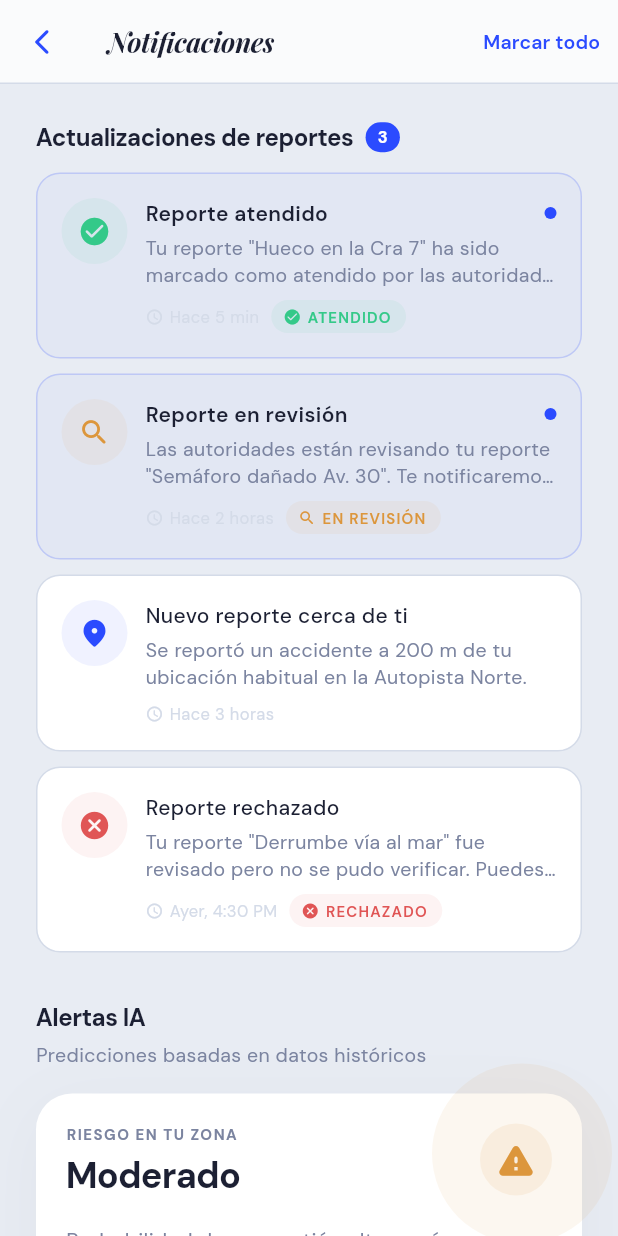
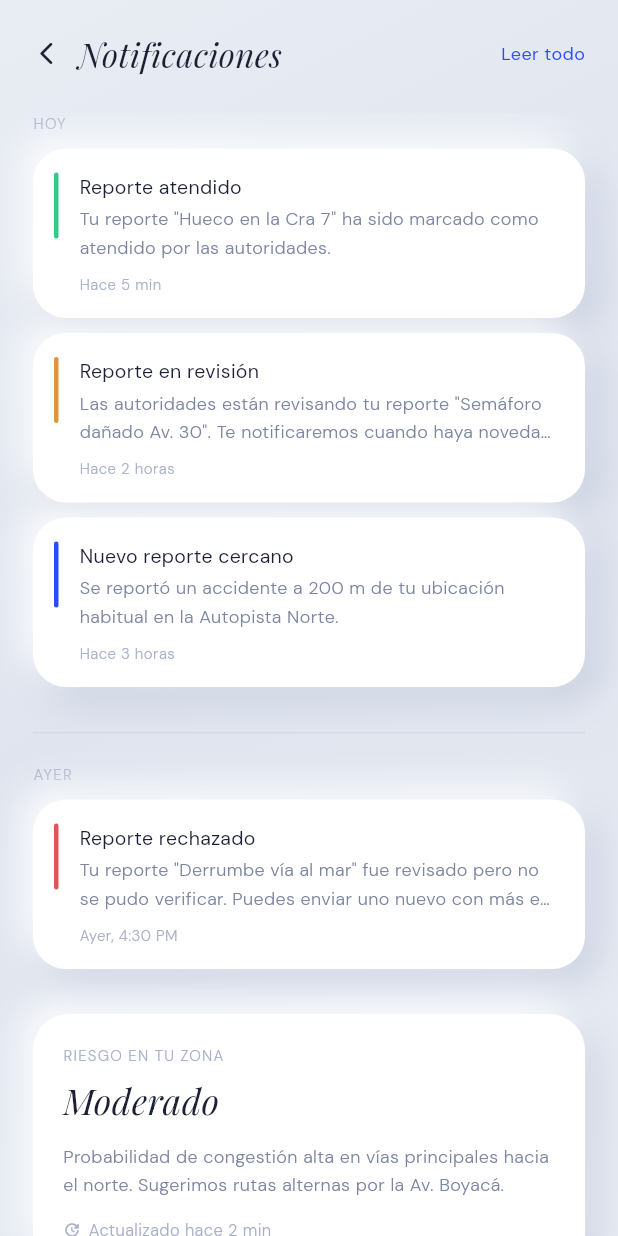
Before and after one commit to Diego2004-max/reportes_ai, a Flutter app: the NotificationsScreen screen opened directly, on a phone screen of 412 x 824 dp. Run offline on Flutter 3.47's test engine with Material 3 defaults, Android fonts, the phone set to English and light mode, and no system bars; our stand-ins replace cross_file, flutter_riverpod, geocoding, geolocator, go_router, google_fonts and 6 more; missing offline and left inert: record; accounts and stored records are empty; statements that could not run were skipped.

Commit message:
feat: redesign notifications — colored left-line NotifTile, grouped by date, remove emojis

```diff
--- a/lib/features/notifications/presentation/screens/notifications_screen.dart
+++ b/lib/features/notifications/presentation/screens/notifications_screen.dart
@@ -1,8 +1,9 @@
 import 'package:flutter/material.dart';
 import 'package:flutter_riverpod/flutter_riverpod.dart';
+import 'package:google_fonts/google_fonts.dart';
+
 import 'package:reportes_ai/app/theme/app_colors.dart';
-import 'package:reportes_ai/shared/widgets/notif_tile.dart';
-import 'package:reportes_ai/shared/widgets/vial_card.dart';
+import 'package:reportes_ai/shared/widgets/shared_widgets.dart';
 
 class NotificationsScreen extends ConsumerWidget {
   const NotificationsScreen({super.key});
@@ -10,196 +11,147 @@ class NotificationsScreen extends ConsumerWidget {
   @override
   Widget build(BuildContext context, WidgetRef ref) {
     return Scaffold(
-      backgroundColor: AppColors.background,
-      appBar: AppBar(
-        backgroundColor: Colors.transparent,
-        elevation: 0,
-        surfaceTintColor: Colors.transparent,
-        flexibleSpace: Container(
-          decoration: BoxDecoration(
-            color: AppColors.surfaceContainerLowest.withAlpha(200),
-            border: Border(
-              bottom: BorderSide(color: AppColors.surfaceContainerHighest),
+      backgroundColor: AppColors.bg,
+      body: AppBackground(
+        child: SafeArea(
+          child: Column(
+            crossAxisAlignment: CrossAxisAlignment.start,
+            children: [
+              Padding(
+                padding: const EdgeInsets.fromLTRB(22, 20, 22, 0),
+                child: Row(
+                  children: [
+                    GestureDetector(
+                      onTap: () => Navigator.of(context).maybePop(),
+                      child: const Icon(Icons.arrow_back_ios_new_rounded,
+                          size: 18, color: AppColors.text),
+                    ),
+                    const SizedBox(width: 12),
+                    Expanded(
+                      child: Text(
+                        'Notificaciones',
+                        style: GoogleFonts.playfairDisplay(
+                          fontSize: 22,
+                          fontWeight: FontWeight.w400,
+                          fontStyle: FontStyle.italic,
+                          color: AppColors.text,
                         ),
                       ),
                     ),
-        leading: IconButton(
-          icon: const Icon(Icons.arrow_back_ios_new_rounded,
-              color: AppColors.primary, size: 20),
-          onPressed: () => Navigator.of(context).maybePop(),
-        ),
-        title: const Text(
-          'Notificaciones',
-          style: TextStyle(
-            color: AppColors.textPrimary,
-            fontSize: 18,
-            fontWeight: FontWeight.w700,
-            letterSpacing: -0.3,
-          ),
-        ),
-        actions: [
-          TextButton(
-            onPressed: () {},
-            child: const Text(
-              'Marcar todo',
-              style: TextStyle(
-                fontSize: 13,
-                color: AppColors.primary,
-                fontWeight: FontWeight.w600,
+                    GestureDetector(
+                      onTap: () {},
+                      child: Text(
+                        'Leer todo',
+                        style: GoogleFonts.dmSans(
+                          fontSize: 12,
+                          fontWeight: FontWeight.w400,
+                          color: AppColors.accent,
                         ),
                       ),
                     ),
                   ],
                 ),
-      body: SafeArea(
-        child: SingleChildScrollView(
-          padding: const EdgeInsets.all(24),
-          child: Column(
-            crossAxisAlignment: CrossAxisAlignment.stretch,
+              ),
+              const SizedBox(height: 24),
+              Expanded(
+                child: ListView(
+                  padding: const EdgeInsets.symmetric(horizontal: 22),
                   children: [
-              // ── Section: Status updates ──────────────────────────────────
-              _SectionHeader(
-                title: 'Actualizaciones de reportes',
-                badge: '3',
+                    Text(
+                      'HOY',
+                      style: GoogleFonts.dmSans(
+                        fontSize: 10,
+                        fontWeight: FontWeight.w300,
+                        color: AppColors.faint,
+                        letterSpacing: 0.8,
                       ),
-              const SizedBox(height: 12),
-              NotifTile(
-                title: 'Reporte atendido',
-                message:
-                    'Tu reporte "Hueco en la Cra 7" ha sido marcado como atendido por las autoridades.',
-                date: 'Hace 5 min',
-                status: 'Atendido',
-                icon: Icons.check_circle_rounded,
-                iconColor: AppColors.success,
                     ),
                     const SizedBox(height: 10),
-              NotifTile(
+                    const NotifTile(
+                      title: 'Reporte atendido',
+                      message: 'Tu reporte "Hueco en la Cra 7" ha sido marcado como atendido por las autoridades.',
+                      date: 'Hace 5 min',
+                      status: ReportStatus.atendido,
+                    ),
+                    const NotifTile(
                       title: 'Reporte en revisión',
-                message:
-                    'Las autoridades están revisando tu reporte "Semáforo dañado Av. 30". Te notificaremos cuando haya novedades.',
+                      message: 'Las autoridades están revisando tu reporte "Semáforo dañado Av. 30". Te notificaremos cuando haya novedades.',
                       date: 'Hace 2 horas',
-                status: 'En revisión',
-                icon: Icons.search_rounded,
-                iconColor: AppColors.warning,
+                      status: ReportStatus.enRevision,
+                    ),
+                    const NotifTile(
+                      title: 'Nuevo reporte cercano',
+                      message: 'Se reportó un accidente a 200 m de tu ubicación habitual en la Autopista Norte.',
+                      date: 'Hace 3 horas',
+                      lineColor: AppColors.accent,
+                    ),
+                    const SizedBox(height: 20),
+                    const Divider(color: AppColors.border, height: 1),
+                    const SizedBox(height: 20),
+                    Text(
+                      'AYER',
+                      style: GoogleFonts.dmSans(
+                        fontSize: 10,
+                        fontWeight: FontWeight.w300,
+                        color: AppColors.faint,
+                        letterSpacing: 0.8,
+                      ),
                     ),
                     const SizedBox(height: 10),
-              NotifTile(
-                title: 'Nuevo reporte cerca de ti',
-                message:
-                    'Se reportó un accidente a 200 m de tu ubicación habitual en la Autopista Norte.',
-                date: 'Hace 3 horas',
-                icon: Icons.location_on_rounded,
-                iconColor: AppColors.info,
-                isRead: true,
+                    const NotifTile(
+                      title: 'Reporte rechazado',
+                      message: 'Tu reporte "Derrumbe vía al mar" fue revisado pero no se pudo verificar. Puedes enviar uno nuevo con más evidencia.',
+                      date: 'Ayer, 4:30 PM',
+                      status: ReportStatus.rechazado,
                     ),
-              const SizedBox(height: 10),
-              NotifTile(
-                title: 'Reporte rechazado',
-                message:
-                    'Tu reporte "Derrumbe vía al mar" fue revisado pero no se pudo verificar. Puedes enviar uno nuevo con más evidencia.',
-                date: 'Ayer, 4:30 PM',
-                status: 'Rechazado',
-                icon: Icons.cancel_rounded,
-                iconColor: AppColors.error,
-                isRead: true,
-              ),
-
-              const SizedBox(height: 32),
-
-              // ── Section: AI Alerts ───────────────────────────────────────
-              const _SectionHeader(title: 'Alertas IA'),
-              const SizedBox(height: 4),
-              const Text(
-                'Predicciones basadas en datos históricos',
-                style: TextStyle(fontSize: 13, color: AppColors.textSecondary),
-              ),
-              const SizedBox(height: 16),
-
-              // Risk Summary Card
-              VialCard(
+                    const SizedBox(height: 20),
+                    AppCard(
+                      radius: 24,
                       padding: const EdgeInsets.all(20),
-                child: Stack(
-                  clipBehavior: Clip.none,
-                  children: [
-                    Positioned(
-                      top: -40,
-                      right: -40,
-                      child: Container(
-                        width: 120,
-                        height: 120,
-                        decoration: BoxDecoration(
-                          color: AppColors.warning.withAlpha(20),
-                          shape: BoxShape.circle,
-                        ),
-                      ),
-                    ),
-                    Column(
-                      crossAxisAlignment: CrossAxisAlignment.start,
-                      children: [
-                        Row(
-                          mainAxisAlignment: MainAxisAlignment.spaceBetween,
-                          crossAxisAlignment: CrossAxisAlignment.start,
-                          children: [
-                            const Column(
+                      child: Column(
                         crossAxisAlignment: CrossAxisAlignment.start,
                         children: [
                           Text(
                             'RIESGO EN TU ZONA',
-                                  style: TextStyle(
+                            style: GoogleFonts.dmSans(
                               fontSize: 10,
-                                    fontWeight: FontWeight.bold,
-                                    color: AppColors.textSecondary,
-                                    letterSpacing: 1.0,
+                              fontWeight: FontWeight.w300,
+                              color: AppColors.faint,
+                              letterSpacing: 0.8,
                             ),
                           ),
-                                SizedBox(height: 4),
+                          const SizedBox(height: 6),
                           Text(
                             'Moderado',
-                                  style: TextStyle(
+                            style: GoogleFonts.playfairDisplay(
                               fontSize: 24,
-                                    fontWeight: FontWeight.bold,
-                                    color: AppColors.textPrimary,
-                                    letterSpacing: -0.5,
+                              fontWeight: FontWeight.w400,
+                              fontStyle: FontStyle.italic,
+                              color: AppColors.text,
                             ),
                           ),
-                              ],
-                            ),
-                            Container(
-                              width: 48,
-                              height: 48,
-                              decoration: BoxDecoration(
-                                color: AppColors.warning.withAlpha(25),
-                                shape: BoxShape.circle,
-                              ),
-                              child: const Icon(
-                                Icons.warning_rounded,
-                                color: AppColors.warning,
-                                size: 28,
-                              ),
-                            ),
-                          ],
-                        ),
-                        const SizedBox(height: 16),
-                        const Text(
+                          const SizedBox(height: 12),
+                          Text(
                             'Probabilidad de congestión alta en vías principales hacia el norte. Sugerimos rutas alternas por la Av. Boyacá.',
-                          style: TextStyle(
-                            fontSize: 14,
-                            color: AppColors.textSecondary,
-                            height: 1.5,
+                            style: GoogleFonts.dmSans(
+                              fontSize: 12,
+                              fontWeight: FontWeight.w300,
+                              color: AppColors.muted,
+                              height: 1.55,
                             ),
                           ),
                           const SizedBox(height: 12),
                           Row(
-                          children: const [
-                            Icon(Icons.update_rounded,
-                                size: 14, color: AppColors.textSecondary),
-                            SizedBox(width: 6),
+                            children: [
+                              const Icon(Icons.update_rounded, size: 12, color: AppColors.faint),
+                              const SizedBox(width: 5),
                               Text(
                                 'Actualizado hace 2 min',
-                              style: TextStyle(
-                                  fontSize: 12, color: AppColors.textSecondary),
+                                style: GoogleFonts.dmSans(
+                                  fontSize: 11,
+                                  fontWeight: FontWeight.w300,
+                                  color: AppColors.faint,
                                 ),
-                          ],
                               ),
                             ],
                           ),
@@ -207,236 +159,47 @@ class NotificationsScreen extends ConsumerWidget {
                       ),
                     ),
                     const SizedBox(height: 20),
-
-              const Text(
-                'Próximas horas',
-                style: TextStyle(
-                  fontSize: 16,
-                  fontWeight: FontWeight.w700,
-                  color: AppColors.textPrimary,
-                  letterSpacing: -0.3,
-                ),
-              ),
-              const SizedBox(height: 12),
-
-              _PredictionCard(
+                    _PredictionTile(
                       title: 'Autopista Norte',
-                riskLevel: 'Riesgo Alto',
-                riskColor: AppColors.error,
-                icon: Icons.car_crash_rounded,
+                      level: 'Riesgo alto',
+                      levelColor: AppColors.error,
                       schedule: 'Hoy 5PM – 8PM',
                       certainty: '94% certeza',
                     ),
-              const SizedBox(height: 12),
-              _PredictionCard(
+                    const SizedBox(height: 10),
+                    _PredictionTile(
                       title: 'Av. El Dorado',
-                riskLevel: 'Tráfico Lento',
-                riskColor: AppColors.warning,
-                icon: Icons.traffic_rounded,
+                      level: 'Tráfico lento',
+                      levelColor: AppColors.warning,
                       schedule: 'Hoy 6PM – 7PM',
                       certainty: '88% certeza',
                     ),
-              const SizedBox(height: 12),
-              _PredictionCard(
+                    const SizedBox(height: 10),
+                    _PredictionTile(
                       title: 'Av. Circunvalar',
-                riskLevel: 'Despejado',
-                riskColor: AppColors.success,
-                icon: Icons.check_circle_rounded,
+                      level: 'Despejado',
+                      levelColor: AppColors.success,
                       schedule: 'Hoy 5PM – 8PM',
                       certainty: '96% certeza',
                     ),
-
                     const SizedBox(height: 24),
-              const Row(
+                    Row(
                       mainAxisAlignment: MainAxisAlignment.center,
                       children: [
-                  Icon(Icons.info_outline_rounded,
-                      size: 14, color: AppColors.outline),
-                  SizedBox(width: 6),
+                        const Icon(Icons.info_outline_rounded, size: 12, color: AppColors.faint),
+                        const SizedBox(width: 5),
                         Text(
                           'Predicciones de IA · No reemplazan a autoridades',
-                    style:
-                        TextStyle(fontSize: 11, color: AppColors.outline),
+                          style: GoogleFonts.dmSans(
+                            fontSize: 10,
+                            fontWeight: FontWeight.w300,
+                            color: AppColors.faint,
+                          ),
                         ),
                       ],
                     ),
                     const SizedBox(height: 32),
                   ],
-          ),
-        ),
-      ),
-    );
-  }
-}
-
-class _SectionHeader extends StatelessWidget {
-  const _SectionHeader({required this.title, this.badge});
-
-  final String title;
-  final String? badge;
-
-  @override
-  Widget build(BuildContext context) {
-    return Row(
-      children: [
-        Text(
-          title,
-          style: const TextStyle(
-            fontSize: 16,
-            fontWeight: FontWeight.w700,
-            color: AppColors.textPrimary,
-            letterSpacing: -0.3,
-          ),
-        ),
-        if (badge != null) ...[
-          const SizedBox(width: 8),
-          Container(
-            padding: const EdgeInsets.symmetric(horizontal: 8, vertical: 2),
-            decoration: BoxDecoration(
-              color: AppColors.primary,
-              borderRadius: BorderRadius.circular(12),
-            ),
-            child: Text(
-              badge!,
-              style: const TextStyle(
-                fontSize: 11,
-                fontWeight: FontWeight.w700,
-                color: AppColors.onPrimary,
-              ),
-            ),
-          ),
-        ],
-      ],
-    );
-  }
-}
-
-class _PredictionCard extends StatelessWidget {
-  const _PredictionCard({
-    required this.title,
-    required this.riskLevel,
-    required this.riskColor,
-    required this.icon,
-    required this.schedule,
-    required this.certainty,
-  });
-
-  final String title;
-  final String riskLevel;
-  final Color riskColor;
-  final IconData icon;
-  final String schedule;
-  final String certainty;
-
-  @override
-  Widget build(BuildContext context) {
-    return VialCard(
-      padding: EdgeInsets.zero,
-      child: ClipRRect(
-        borderRadius: BorderRadius.circular(24),
-        child: IntrinsicHeight(
-          child: Row(
-            crossAxisAlignment: CrossAxisAlignment.stretch,
-            children: [
-              Container(width: 4, color: riskColor),
-              Expanded(
-                child: Padding(
-                  padding: const EdgeInsets.all(14),
-                  child: Row(
-                    crossAxisAlignment: CrossAxisAlignment.start,
-                    children: [
-                      Container(
-                        width: 40,
-                        height: 40,
-                        decoration: BoxDecoration(
-                          color: riskColor.withAlpha(25),
-                          shape: BoxShape.circle,
-                        ),
-                        child: Icon(icon, color: riskColor, size: 20),
-                      ),
-                      const SizedBox(width: 14),
-                      Expanded(
-                        child: Column(
-                          crossAxisAlignment: CrossAxisAlignment.start,
-                          children: [
-                            Row(
-                              mainAxisAlignment:
-                                  MainAxisAlignment.spaceBetween,
-                              children: [
-                                Text(
-                                  title,
-                                  style: const TextStyle(
-                                    fontSize: 15,
-                                    fontWeight: FontWeight.w700,
-                                    color: AppColors.textPrimary,
-                                  ),
-                                ),
-                                Container(
-                                  padding: const EdgeInsets.symmetric(
-                                      horizontal: 8, vertical: 2),
-                                  decoration: BoxDecoration(
-                                    color: riskColor.withAlpha(25),
-                                    borderRadius: BorderRadius.circular(12),
-                                  ),
-                                  child: Text(
-                                    riskLevel,
-                                    style: TextStyle(
-                                      fontSize: 10,
-                                      fontWeight: FontWeight.w600,
-                                      color: riskColor,
-                                    ),
-                                  ),
-                                ),
-                              ],
-                            ),
-                            const SizedBox(height: 4),
-                            Row(
-                              children: [
-                                const Icon(Icons.schedule_rounded,
-                                    size: 13,
-                                    color: AppColors.textSecondary),
-                                const SizedBox(width: 4),
-                                Text(
-                                  schedule,
-                                  style: const TextStyle(
-                                      fontSize: 13,
-                                      color: AppColors.textSecondary),
-                                ),
-                              ],
-                            ),
-                            const SizedBox(height: 8),
-                            Container(
-                              padding: const EdgeInsets.symmetric(
-                                  horizontal: 10, vertical: 3),
-                              decoration: BoxDecoration(
-                                color:
-                                    AppColors.primary.withAlpha(15),
-                                borderRadius: BorderRadius.circular(10),
-                              ),
-                              child: Row(
-                                mainAxisSize: MainAxisSize.min,
-                                children: [
-                                  const Icon(
-                                      Icons.auto_awesome_rounded,
-                                      size: 13,
-                                      color: AppColors.primary),
-                                  const SizedBox(width: 4),
-                                  Text(
-                                    certainty,
-                                    style: const TextStyle(
-                                      fontSize: 11,
-                                      fontWeight: FontWeight.w600,
-                                      color: AppColors.primary,
-                                    ),
-                                  ),
-                                ],
-                              ),
-                            ),
-                          ],
-                        ),
-                      ),
-                    ],
-                  ),
                 ),
               ),
             ],
@@ -446,3 +209,84 @@ class _PredictionCard extends StatelessWidget {
     );
   }
 }
+
+class _PredictionTile extends StatelessWidget {
+  final String title;
+  final String level;
+  final Color levelColor;
+  final String schedule;
+  final String certainty;
+
+  const _PredictionTile({
+    required this.title,
+    required this.level,
+    required this.levelColor,
+    required this.schedule,
+    required this.certainty,
+  });
+
+  @override
+  Widget build(BuildContext context) {
+    return AppCard(
+      radius: 22,
+      padding: const EdgeInsets.fromLTRB(0, 14, 14, 14),
+      child: Row(
+        crossAxisAlignment: CrossAxisAlignment.start,
+        children: [
+          Container(
+            width: 3,
+            height: 52,
+            margin: const EdgeInsets.symmetric(horizontal: 14),
+            decoration: BoxDecoration(color: levelColor, borderRadius: AppRadius.borderFull),
+          ),
+          Expanded(
+            child: Column(
+              crossAxisAlignment: CrossAxisAlignment.start,
+              children: [
+                Row(
+                  mainAxisAlignment: MainAxisAlignment.spaceBetween,
+                  children: [
+                    Text(
+                      title,
+                      style: GoogleFonts.dmSans(
+                        fontSize: 13, fontWeight: FontWeight.w400, color: AppColors.text,
+                      ),
+                    ),
+                    Container(
+                      padding: const EdgeInsets.symmetric(horizontal: 8, vertical: 2),
+                      decoration: BoxDecoration(
+                        color: levelColor.withOpacity(0.1),
+                        borderRadius: AppRadius.borderFull,
+                      ),
+                      child: Text(
+                        level,
+                        style: GoogleFonts.dmSans(
+                          fontSize: 10, fontWeight: FontWeight.w400, color: levelColor,
+                        ),
+                      ),
+                    ),
+                  ],
+                ),
+                const SizedBox(height: 4),
+                Text(
+                  schedule,
+                  style: GoogleFonts.dmSans(
+                    fontSize: 11, fontWeight: FontWeight.w300, color: AppColors.muted,
+                  ),
+                ),
+                const SizedBox(height: 6),
+                Text(
+                  certainty,
+                  style: GoogleFonts.dmSans(
+                    fontSize: 10, fontWeight: FontWeight.w300,
+                    color: AppColors.accent, letterSpacing: 0.2,
+                  ),
+                ),
+              ],
+            ),
+          ),
+        ],
+      ),
+    );
+  }
+}
```
Lines whose indentation alone changed are shown as unchanged.
